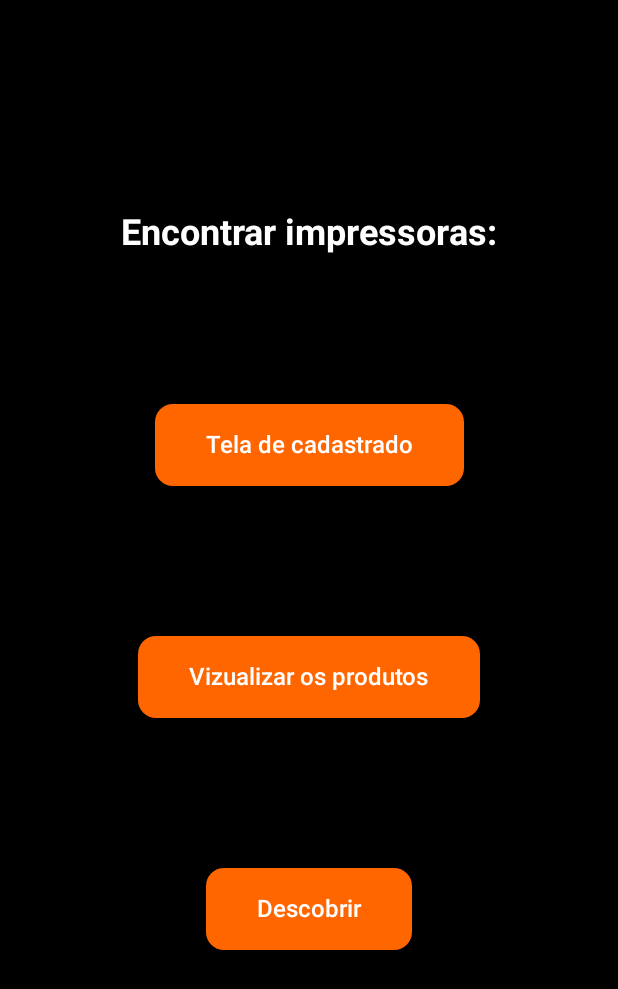
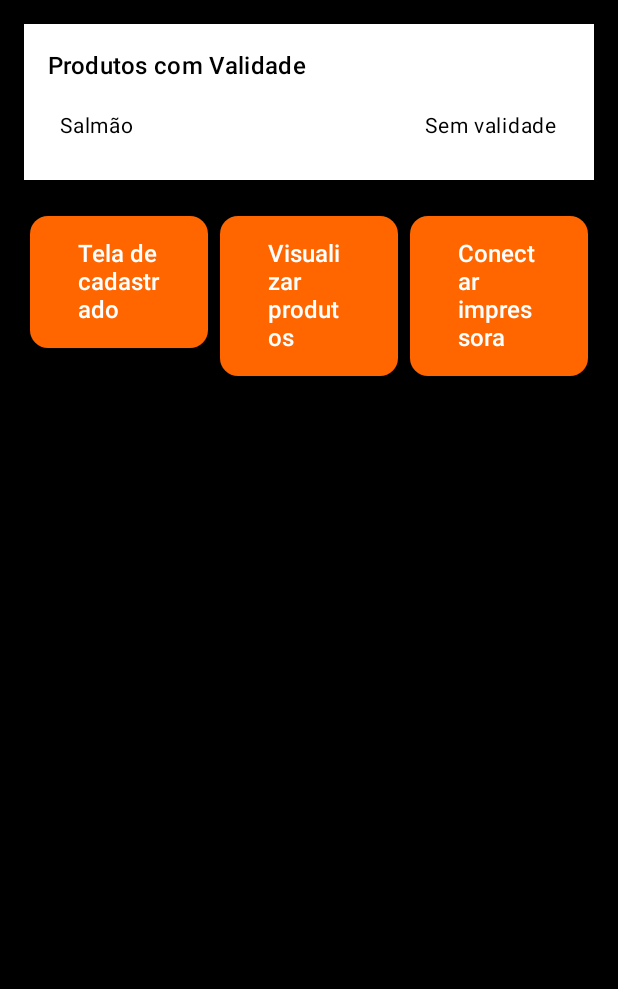
Before and after one commit to brunolpinheiro/teste-com-jeckCompose, an Android app built with Jetpack Compose: the screen it shows after launch (MainActivity), after a tap on "Entrar", on a phone screen of 412 x 824 dp. Shown: the top 989 px of the screen. Run offline under Robolectric (Android 15) with nearby library versions, the light colour scheme and no system bars; our stand-ins replace Room's generated code, constraintlayout-compose.

Commit message:
commit:8 adidicionando funcao para validade

```diff
--- a/app/build.gradle.kts
+++ b/app/build.gradle.kts
@@ -47,6 +47,7 @@
         implementation("androidx.compose.ui:ui")
         implementation("androidx.compose.ui:ui-tooling-preview")
         implementation("androidx.constraintlayout:constraintlayout-compose:1.0.1")
+        implementation(libs.material3)
         debugImplementation("androidx.compose.ui:ui-tooling")
         implementation("androidx.navigation:navigation-compose:2.8.0")
         implementation(libs.androidx.core.ktx)
--- a/app/src/main/java/com/example/test_2/ConectPrinters.kt
+++ b/app/src/main/java/com/example/test_2/ConectPrinters.kt
@@ -131,45 +131,6 @@ fun ConectPrinters(navController: NavController) {
                 }
             }
 
-            Button(
-                onClick = { navController.navigate("resgistrationProducts") },
-                colors = ButtonDefaults.buttonColors(
-                    containerColor = MaterialTheme.colorScheme.primary,
-                    contentColor = MaterialTheme.colorScheme.onPrimary
-                ),
-                shape = MaterialTheme.shapes.medium,
-                modifier = Modifier.padding(top = 50.dp, bottom = 50.dp),
-
-            ) {
-
-                    Text(
-                        text = "Tela de cadastrado" +
-                                "",
-                        modifier = Modifier.padding(10.dp),
-                        style = MaterialTheme.typography.labelLarge
-                    )
-
-                }
-
-            Button(
-                onClick = { navController.navigate("showProducts") },
-                colors = ButtonDefaults.buttonColors(
-                    containerColor = MaterialTheme.colorScheme.primary,
-                    contentColor = MaterialTheme.colorScheme.onPrimary
-                ),
-                shape = MaterialTheme.shapes.medium,
-                modifier = Modifier.padding(top = 50.dp, bottom = 50.dp),
-
-                ) {
-
-                Text(
-                    text = "Vizualizar os produtos" +
-                            "",
-                    modifier = Modifier.padding(10.dp),
-                    style = MaterialTheme.typography.labelLarge
-                )
-
-            }
 
                 Button(
                     onClick = { searchForPrinters() },
--- a/app/src/main/java/com/example/test_2/MainActivity.kt
+++ b/app/src/main/java/com/example/test_2/MainActivity.kt
@@ -58,6 +58,11 @@ class MainActivity : ComponentActivity() {
                             ResgistrationProducts(navController = navController)
                         }
 
+                        composable("validityOfProducts")
+                        {
+                         ValidityOfProducts(navController = navController)
+                        }
+
                     }
                 }
             }
--- a/app/src/main/java/com/example/test_2/SplashScreen.kt
+++ b/app/src/main/java/com/example/test_2/SplashScreen.kt
@@ -72,7 +72,7 @@ public fun SplashScreen(navController: NavController) {
                 modifier = Modifier.padding(all = 16.dp)
             )
             Button(
-                onClick = {navController.navigate("connect_printers") },
+                onClick = {navController.navigate("validityOfProducts") },
                 colors = ButtonDefaults.buttonColors(
                     containerColor = MaterialTheme.colorScheme.primary,
                     contentColor = MaterialTheme.colorScheme.onPrimary
--- /dev/null
+++ b/app/src/main/java/com/example/test_2/ValidityOfProducts.kt
@@ -0,0 +1,210 @@
+package com.example.test_2
+
+import android.content.Context
+import android.util.Log
+import androidx.compose.foundation.background
+import androidx.compose.foundation.layout.Arrangement
+import androidx.compose.foundation.layout.Box
+import androidx.compose.foundation.layout.Column
+import androidx.compose.foundation.layout.Row
+import androidx.compose.foundation.layout.fillMaxSize
+import androidx.compose.foundation.layout.fillMaxWidth
+import androidx.compose.foundation.layout.padding
+import androidx.compose.foundation.lazy.LazyColumn
+import androidx.compose.foundation.lazy.items
+import androidx.compose.material3.Button
+import androidx.compose.material3.ButtonDefaults
+import androidx.compose.material3.MaterialTheme
+import androidx.compose.material3.Scaffold
+import androidx.compose.material3.Text
+import androidx.compose.runtime.Composable
+import androidx.compose.runtime.LaunchedEffect
+import androidx.compose.runtime.getValue
+import androidx.compose.runtime.mutableStateOf
+import androidx.compose.runtime.remember
+import androidx.compose.runtime.rememberCoroutineScope
+import androidx.compose.ui.Alignment
+import androidx.compose.ui.Modifier
+import androidx.compose.ui.platform.LocalContext
+import androidx.compose.ui.unit.dp
+import androidx.compose.ui.unit.sp
+import androidx.navigation.NavController
+import com.example.composetutorial.ui.theme.ComposeTutorialTheme
+import com.example.test_2.data.AppDatabase
+import com.example.test_2.data_db.ProductViewModel
+import com.example.test_2.data_db.Products
+import kotlinx.coroutines.launch
+import androidx.compose.ui.graphics.Color
+import java.text.SimpleDateFormat
+import java.util.Date
+import java.util.Locale
+
+@Composable
+fun ValidityOfProducts(navController: NavController) {
+    val context = LocalContext.current
+    val scope = rememberCoroutineScope()
+    val database = remember { AppDatabase.getDatabase(context, scope) }
+    val viewModel = remember { database?.let { ProductViewModel(it) } }
+
+    val dateFormat = SimpleDateFormat("dd/MM/yyyy", Locale.getDefault())
+    val currentDate = Date()
+    val products by viewModel?.products ?: remember { mutableStateOf(emptyList()) }
+
+    LaunchedEffect(Unit) {
+        viewModel?.let { vm ->
+            scope.launch {
+                try {
+                    vm.getAll()
+                } catch (e: Exception) {
+                    Log.e("ShowProducts", "Erro ao carregar produtos: ${e.message}")
+                }
+            }
+        }
+    }
+
+    ComposeTutorialTheme {
+        Scaffold(
+            containerColor = Color.Black
+        ) { padding ->
+            Column(
+                modifier = Modifier
+                    .fillMaxSize()
+                    .background(MaterialTheme.colorScheme.background)
+                    .padding(padding)
+                    .padding(16.dp),
+                horizontalAlignment = Alignment.CenterHorizontally,
+                verticalArrangement = Arrangement.spacedBy(16.dp)
+            ) {
+                if (database == null) {
+                    Text(
+                        text = "Erro: Não foi possível conectar ao banco de dados",
+                        color = MaterialTheme.colorScheme.error,
+                        fontSize = 16.sp
+                    )
+                } else {
+                    Box(
+                        modifier = Modifier
+                            .fillMaxWidth()
+                            .background(Color.White)
+                            .padding(16.dp)
+                    ) {
+                        Column {
+                            Text(
+                                text = "Produtos com Validade",
+                                style = MaterialTheme.typography.titleMedium,
+                                color = Color.Black,
+                                modifier = Modifier.padding(bottom = 8.dp)
+                            )
+                            LazyColumn(
+                                modifier = Modifier.fillMaxWidth(),
+                                verticalArrangement = Arrangement.spacedBy(8.dp)
+                            ) {
+                                items(products) { product ->
+                                    val validityColor = product.validity?.let { validity ->
+                                        try {
+                                            val validityDate = dateFormat.parse(validity)
+                                            if (validityDate != null && validityDate.after(currentDate)) {
+                                                Color.Green // Within validity
+                                            } else {
+                                                Color.Red // Expired
+                                            }
+                                        } catch (e: Exception) {
+                                            Color.Black // Parsing error, fallback to black
+                                        }
+                                    } ?: Color.Black // No validity, fallback to black
+
+                                    Row(
+                                        modifier = Modifier
+                                            .fillMaxWidth()
+                                            .padding(8.dp),
+                                        horizontalArrangement = Arrangement.SpaceBetween
+                                    ) {
+                                        Text(
+                                            text = product.name,
+                                            color = Color.Black,
+                                            fontSize = 14.sp
+                                        )
+                                        Text(
+                                            text = product.validity ?: "Sem validade",
+                                            color = validityColor,
+                                            fontSize = 14.sp
+                                        )
+                                    }
+                                }
+                            }
+                            if (products.isEmpty()) {
+                                Text(
+                                    text = "Nenhum produto cadastrado",
+                                    color = Color.Gray,
+                                    fontSize = 14.sp,
+                                    modifier = Modifier.align(Alignment.CenterHorizontally)
+                                )
+                            }
+                        }
+                    }
+
+                    Row(
+                        modifier = Modifier
+                            .fillMaxWidth()
+                            .padding(top = 8.dp),
+                        horizontalArrangement = Arrangement.SpaceEvenly
+                    ) {
+                        Button(
+                            onClick = { navController.navigate("resgistrationProducts") },
+                            colors = ButtonDefaults.buttonColors(
+                                containerColor = MaterialTheme.colorScheme.primary,
+                                contentColor = MaterialTheme.colorScheme.onPrimary
+                            ),
+                            shape = MaterialTheme.shapes.medium,
+                            modifier = Modifier
+                                .weight(1f)
+                                .padding(horizontal = 4.dp)
+                        ) {
+                            Text(
+                                text = "Tela de cadastrado",
+                                modifier = Modifier.padding(8.dp),
+                                style = MaterialTheme.typography.labelLarge
+                            )
+                        }
+
+                        Button(
+                            onClick = { navController.navigate("showProducts") },
+                            colors = ButtonDefaults.buttonColors(
+                                containerColor = MaterialTheme.colorScheme.primary,
+                                contentColor = MaterialTheme.colorScheme.onPrimary
+                            ),
+                            shape = MaterialTheme.shapes.medium,
+                            modifier = Modifier
+                                .weight(1f)
+                                .padding(horizontal = 4.dp)
+                        ) {
+                            Text(
+                                text = "Visualizar produtos",
+                                modifier = Modifier.padding(8.dp),
+                                style = MaterialTheme.typography.labelLarge
+                            )
+                        }
+
+                        Button(
+                            onClick = { navController.navigate("connect_printers") },
+                            colors = ButtonDefaults.buttonColors(
+                                containerColor = MaterialTheme.colorScheme.primary,
+                                contentColor = MaterialTheme.colorScheme.onPrimary
+                            ),
+                            shape = MaterialTheme.shapes.medium,
+                            modifier = Modifier
+                                .weight(1f)
+                                .padding(horizontal = 4.dp)
+                        ) {
+                            Text(
+                                text = "Conectar impressora",
+                                modifier = Modifier.padding(8.dp),
+                                style = MaterialTheme.typography.labelLarge
+                            )
+                        }
+                    }
+                }
+            }
+        }
+    }
+}
--- a/app/src/main/java/com/example/test_2/data_db/Products.kt
+++ b/app/src/main/java/com/example/test_2/data_db/Products.kt
@@ -9,5 +9,7 @@ import androidx.room.PrimaryKey
 data class Products(
     @PrimaryKey val uid: Int = 0,
     @ColumnInfo(name = "name") val name: String,
-    @ColumnInfo(name = "sector") val sector: String
+    @ColumnInfo(name = "sector") val sector: String,
+    @ColumnInfo(name = "fabrication") val fabrication: String?,
+    @ColumnInfo(name = "validity") val validity: String?
 )
--- a/app/src/main/java/com/example/test_2/data_db/ProductsViewModel.kt
+++ b/app/src/main/java/com/example/test_2/data_db/ProductsViewModel.kt
@@ -36,10 +36,10 @@ class ProductViewModel(private val database: AppDatabase) : ViewModel() {
     }
 
 
-    fun insertProduct(uid: Int, name: String, sector: String) {
+    fun insertProduct(uid: Int, name: String, sector: String,validity:String,fabrication:String) {
         viewModelScope.launch {
             try {
-                database.productDao().insertProduct(Products(uid = uid, name = name, sector = sector))
+                database.productDao().insertProduct(Products(uid = uid, name = name, sector = sector,fabrication = fabrication,validity = validity))
                 loadProducts(sector)
             } catch (e: Exception) {
                 Log.e("ProductViewModel", "Erro ao inserir produto: ${e.message}")
@@ -81,4 +81,5 @@ class ProductViewModel(private val database: AppDatabase) : ViewModel() {
             }
         }
     }
+
 }
--- a/app/src/main/java/com/example/test_2/data_db/ProdutsDao.kt
+++ b/app/src/main/java/com/example/test_2/data_db/ProdutsDao.kt
@@ -12,13 +12,15 @@ interface ProdutsDao {
     @Insert
     suspend fun insertProduct(product: Products)
 
+
+
     @Query("SELECT * FROM products")
     fun getAll(): Flow<List<Products>>
     @Query("SELECT * FROM Products WHERE sector = :sector")
     fun getProductsBySector(sector: String): Flow<List<Products>>
 
     @Query("SELECT EXISTS(SELECT 1 FROM products WHERE name = :name LIMIT 1)")
-    fun findByName(name: String): Boolean
+     fun findByName(name: String): Boolean
 
     @Update
     suspend fun updateProduct(product: Products)
--- a/gradle/libs.versions.toml
+++ b/gradle/libs.versions.toml
@@ -8,6 +8,7 @@ espressoCore = "3.7.0"
 lifecycleRuntimeKtx = "2.9.2"
 activityCompose = "1.10.1"
 composeBom = "2024.09.00"
+material3 = "1.3.2"
 
 [libraries]
 androidx-core-ktx = { group = "androidx.core", name = "core-ktx", version.ref = "coreKtx" }
@@ -24,6 +25,7 @@ androidx-ui-tooling-preview = { group = "androidx.compose.ui", name = "ui-toolin
 androidx-ui-test-manifest = { group = "androidx.compose.ui", name = "ui-test-manifest" }
 androidx-ui-test-junit4 = { group = "androidx.compose.ui", name = "ui-test-junit4" }
 androidx-material3 = { group = "androidx.compose.material3", name = "material3" }
+material3 = { group = "androidx.compose.material3", name = "material3", version.ref = "material3" }
 
 [plugins]
 android-application = { id = "com.android.application", version.ref = "agp" }
```
Also changed, not shown: app/src/main/java/com/example/test_2/ResgistrationProducts.kt (+95 -37 lines), app/src/main/java/com/example/test_2/ShowProducts.kt (+39 -13 lines), app/src/main/java/com/example/test_2/data_db/AppDatabase.kt (+56 -39 lines).
